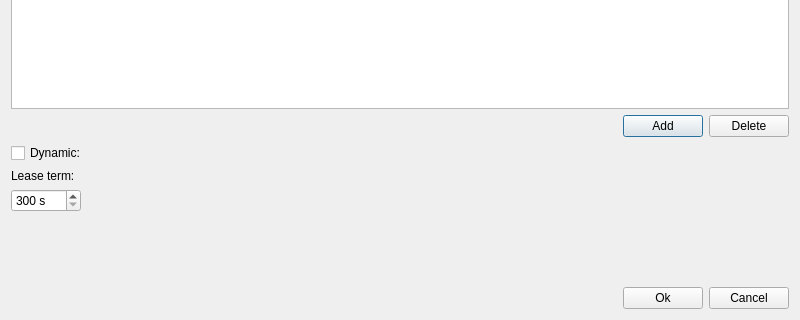
Vortm4x/netemul, file src/forms/dhcpserverproperty.ui: the form before one commit; both pictures show x 0 to 800 and y 142 to 462 of the 800 by 462 pixel window.
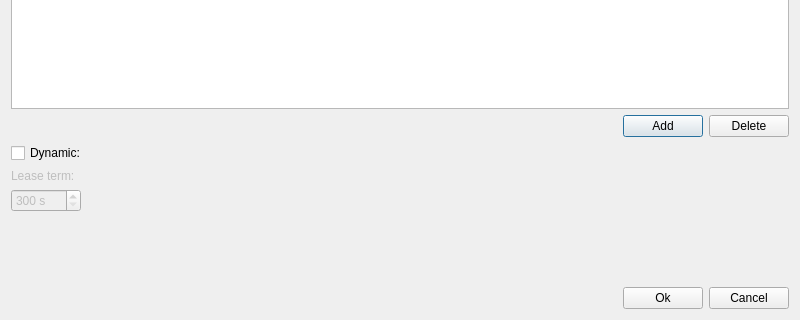
The form after the commit. Icons and pictures are not drawn. Custom widgets are drawn as their Qt base class.

```diff
--- a/src/forms/dhcpserverproperty.ui
+++ b/src/forms/dhcpserverproperty.ui
@@ -124,7 +124,10 @@
     </widget>
    </item>
    <item>
-    <widget class="QLabel" name="label_2">
+    <widget class="QLabel" name="lb_term">
+     <property name="enabled">
+      <bool>false</bool>
+     </property>
      <property name="text">
       <string>Lease term:</string>
      </property>
@@ -132,6 +135,9 @@
    </item>
    <item>
     <widget class="QSpinBox" name="sb_time">
+     <property name="enabled">
+      <bool>false</bool>
+     </property>
      <property name="sizePolicy">
       <sizepolicy hsizetype="Maximum" vsizetype="Fixed">
        <horstretch>0</horstretch>
```
